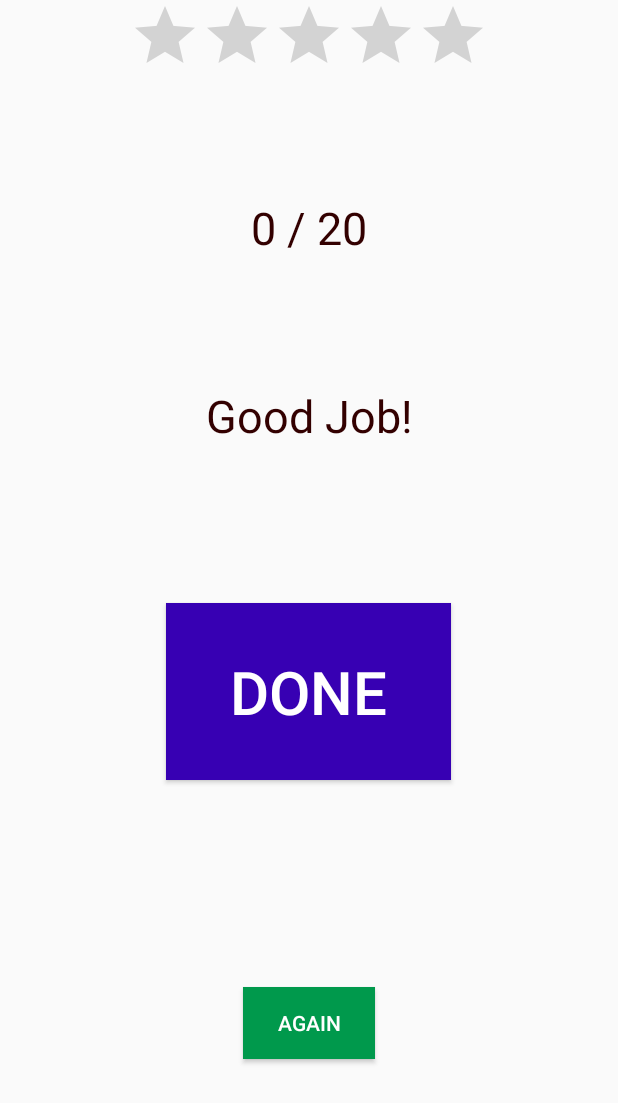
After one commit to SAGI-FAU/Cochlear-Implant-Testing-App, an Android app: the MinimalPairsExerciseFinished screen opened directly, with no data from a screen before it, on a phone screen of 412 x 824 dp. The commit adds this screen. Shown: the top 1103 px of the screen. Run offline under Robolectric (Android 15) with nearby library versions, the phone set to English and light mode, and no system bars.

Commit message:
[add] Added multiple language support and changed the text accordingly also made the exercise finished acitivity

```diff
--- a/CIT-APP/app/build.gradle
+++ b/CIT-APP/app/build.gradle
@@ -6,7 +6,7 @@ android {
 
     defaultConfig {
         applicationId "com.example.cit_app"
-        minSdkVersion 16
+        minSdkVersion 24
         targetSdkVersion 29
         versionCode 1
         versionName "1.0"
--- a/CIT-APP/app/src/main/AndroidManifest.xml
+++ b/CIT-APP/app/src/main/AndroidManifest.xml
@@ -9,7 +9,9 @@
         android:roundIcon="@mipmap/ic_launcher_round"
         android:supportsRtl="true"
         android:theme="@style/AppTheme">
-        <activity android:name=".MinimalPairs2"></activity>
+        <activity android:name=".Settings"></activity>
+        <activity android:name=".MinimalPairsExerciseFinished" />
+        <activity android:name=".MinimalPairs2" />
         <activity android:name=".Instruction" />
         <activity android:name=".Exercises" />
         <activity android:name=".Trainingset" />
--- a/CIT-APP/app/src/main/java/com/example/cit_app/Exercises.java
+++ b/CIT-APP/app/src/main/java/com/example/cit_app/Exercises.java
@@ -30,7 +30,6 @@ public class Exercises extends AppCompatActivity implements ExerciseAdapter.OnEx
     @Override
     public void onExerciseClick(int position) {
         Intent intent;
-        Toast.makeText(this, "GOING HERE", Toast.LENGTH_SHORT).show();
         switch(s1[position]) {
             case "Minimal pairs":
                 intent = new Intent(this, Instruction.class);
--- /dev/null
+++ b/CIT-APP/app/src/main/java/com/example/cit_app/MinimalPairsExerciseFinished.java
@@ -0,0 +1,46 @@
+package com.example.cit_app;
+
+import androidx.appcompat.app.AppCompatActivity;
+
+import android.content.Intent;
+import android.os.Bundle;
+import android.view.View;
+import android.widget.Button;
+import android.widget.ProgressBar;
+import android.widget.TextView;
+import android.widget.Toast;
+
+public class MinimalPairsExerciseFinished extends AppCompatActivity {
+
+    private Button done, again;
+    private TextView score;
+    private ProgressBar starsPercentage;
+    @Override
+    protected void onCreate(Bundle savedInstanceState) {
+        super.onCreate(savedInstanceState);
+        setContentView(R.layout.activity_minimal_pairs_exercise_finished);
+        done = (Button) findViewById(R.id.doneButton);
+        again = (Button) findViewById(R.id.againButton);
+        score = (TextView) findViewById(R.id.score);
+        starsPercentage = (ProgressBar) findViewById(R.id.minimalPairsPercentage);
+        int correct = getIntent().getIntExtra("correct", 0);
+        score.setText(correct + " " + "/ 20");
+        double progress = 100 * ((double) correct / (double) 20);
+        starsPercentage.setProgress((int)progress, true);
+        done.setOnClickListener(new View.OnClickListener() {
+            @Override
+            public void onClick(View v) {
+                Intent intent = new Intent(v.getContext(), MainActivity.class);
+                v.getContext().startActivity(intent);
+            }
+        });
+        again.setOnClickListener(new View.OnClickListener() {
+            @Override
+            public void onClick(View v) {
+                Intent intent = new Intent(v.getContext(), MinimalPairs2.class);
+                v.getContext().startActivity(intent);
+            }
+        });
+
+    }
+}
--- a/CIT-APP/app/src/main/res/layout/activity_exercises.xml
+++ b/CIT-APP/app/src/main/res/layout/activity_exercises.xml
@@ -15,7 +15,7 @@
         android:layout_marginLeft="8dp"
         android:background="@color/colorPrimaryDark"
         android:gravity="center"
-        android:text="EXERCISES"
+        android:text="@string/Exercises"
         android:textColor="#ffffff"
         android:textSize="40sp"
         app:layout_constraintEnd_toEndOf="parent"
--- a/CIT-APP/app/src/main/res/layout/activity_minimal_pairs2.xml
+++ b/CIT-APP/app/src/main/res/layout/activity_minimal_pairs2.xml
@@ -8,11 +8,11 @@
 
     <TextView
         android:id="@+id/textView2"
-        android:layout_width="416dp"
+        android:layout_width="wrap_content"
         android:layout_height="132dp"
         android:background="@color/colorPrimaryDark"
         android:gravity="center"
-        android:text="Choose the word you heard"
+        android:text="@string/ExplanationMinPairs2"
         android:textColor="#ffffff"
         android:textSize="30sp"
         app:layout_constraintEnd_toEndOf="parent"
--- /dev/null
+++ b/CIT-APP/app/src/main/res/layout/activity_minimal_pairs_exercise_finished.xml
@@ -0,0 +1,71 @@
+<?xml version="1.0" encoding="utf-8"?>
+<androidx.constraintlayout.widget.ConstraintLayout xmlns:android="http://schemas.android.com/apk/res/android"
+    xmlns:app="http://schemas.android.com/apk/res-auto"
+    xmlns:tools="http://schemas.android.com/tools"
+    android:layout_width="match_parent"
+    android:layout_height="match_parent"
+    tools:context=".MinimalPairsExerciseFinished">
+
+    <Button
+        android:id="@+id/againButton"
+        android:layout_width="wrap_content"
+        android:layout_height="wrap_content"
+        android:layout_marginTop="70dp"
+        android:layout_marginBottom="50dp"
+        android:background="#00994C"
+        android:text="@string/Again"
+        android:textColor="#ffffff"
+        app:layout_constraintBottom_toBottomOf="parent"
+        app:layout_constraintEnd_toEndOf="parent"
+        app:layout_constraintStart_toStartOf="parent"
+        app:layout_constraintTop_toBottomOf="@+id/doneButton" />
+
+    <Button
+        android:id="@+id/doneButton"
+        android:layout_width="190dp"
+        android:layout_height="118dp"
+        android:layout_marginTop="100dp"
+        android:background="@color/colorPrimaryDark"
+        android:text="@string/Done"
+        android:textColor="#ffffff"
+        android:textSize="40sp"
+        app:layout_constraintEnd_toEndOf="parent"
+        app:layout_constraintHorizontal_bias="0.497"
+        app:layout_constraintStart_toStartOf="parent"
+        app:layout_constraintTop_toBottomOf="@+id/positiveMessage" />
+
+    <ProgressBar
+        android:id="@+id/minimalPairsPercentage"
+        style="@style/Widget.AppCompat.RatingBar"
+        android:layout_width="240dp"
+        android:layout_height="51dp"
+        app:layout_constraintEnd_toEndOf="parent"
+        app:layout_constraintStart_toStartOf="parent"
+        app:layout_constraintTop_toTopOf="parent" />
+
+    <TextView
+        android:id="@+id/score"
+        android:layout_width="190dp"
+        android:layout_height="wrap_content"
+        android:layout_marginTop="80dp"
+        android:gravity="center"
+        android:text="10 / 10 \n "
+        android:textColor="#330000"
+        android:textSize="30sp"
+        app:layout_constraintEnd_toEndOf="parent"
+        app:layout_constraintStart_toStartOf="parent"
+        app:layout_constraintTop_toBottomOf="@+id/minimalPairsPercentage" />
+
+    <TextView
+        android:id="@+id/positiveMessage"
+        android:layout_width="190dp"
+        android:layout_height="50dp"
+        android:layout_marginTop="80dp"
+        android:gravity="center"
+        android:text="@string/Motivation"
+        android:textColor="#330000"
+        android:textSize="30sp"
+        app:layout_constraintEnd_toEndOf="parent"
+        app:layout_constraintStart_toStartOf="parent"
+        app:layout_constraintTop_toBottomOf="@+id/score" />
+</androidx.constraintlayout.widget.ConstraintLayout>
--- a/CIT-APP/app/src/main/res/values/strings.xml
+++ b/CIT-APP/app/src/main/res/values/strings.xml
@@ -1,5 +1,12 @@
 <resources>
     <string name="app_name">CIT-APP</string>
+    <string name="Training_Set">Training Set</string>
+    <string name="Exercises">Exercises</string>
+    <string name="Settings">Settings</string>
+    <string name="Motivation">Good Job!</string>
+    <string name="Done">Done</string>
+    <string name="Again">Again</string>
+    <string name="ExplanationMinPairs2">Select the word you heard</string>
     <string-array name="Exercises">
         <item>Minimal pairs</item>
         <item>Minimal pairs 2</item>
```
Also changed, not shown: CIT-APP/app/src/main/java/com/example/cit_app/MainActivity.java (+12 -1 lines), CIT-APP/app/src/main/java/com/example/cit_app/MinimalPairs2.java (+96 -48 lines), CIT-APP/app/src/main/java/com/example/cit_app/Settings.java (added, +23 -0 lines), CIT-APP/app/src/main/res/layout/activity_main.xml (+19 -7 lines), CIT-APP/app/src/main/res/layout/activity_settings.xml (added, +22 -0 lines), 2 other files.
